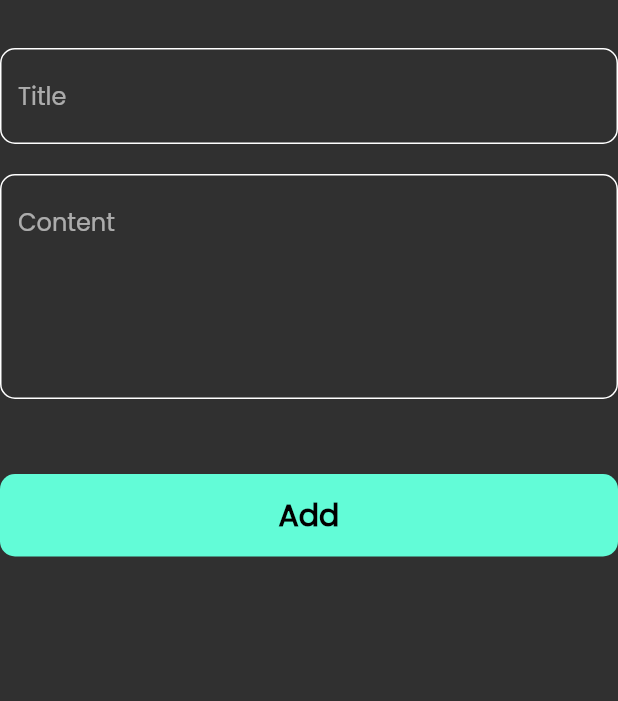
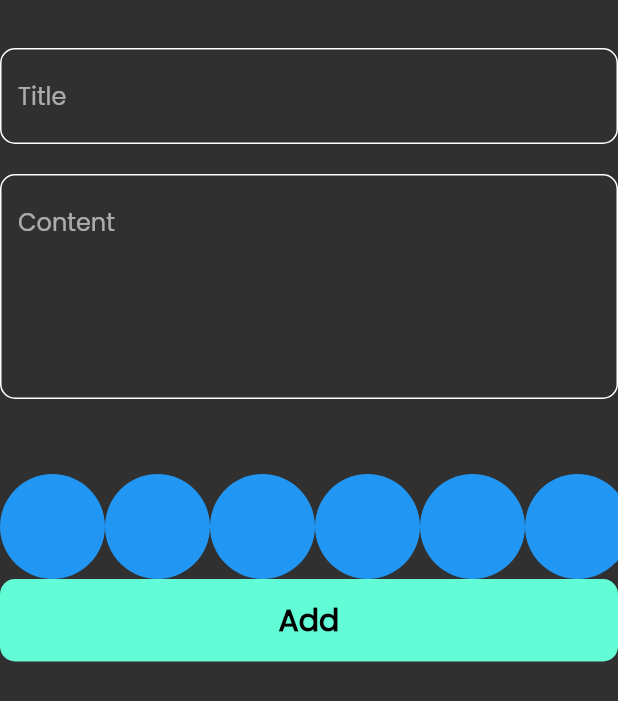
Before and after one commit to Alaiady/notes, a Flutter app: the AddNoteForm widget shown alone on an empty page, opened directly, on a phone screen of 412 x 824 dp. Shown: the top 701 px of the screen. Run offline on Flutter 3.47's test engine with Material 2 defaults, Android fonts, the phone set to English and light mode, and no system bars; our stand-ins replace bloc, flutter_bloc, hive, hive_flutter, modal_progress_hud_nsn; accounts and stored records are empty.

Commit message:
create color list view part 1

```diff
--- a/lib/views/widgets/add_note_form.dart
+++ b/lib/views/widgets/add_note_form.dart
@@ -3,6 +3,7 @@ import 'package:flutter_bloc/flutter_bloc.dart';
 import 'package:intl/intl.dart';
 import 'package:project_11/cubits/add_note_cubit/add_note_cubit.dart';
 import 'package:project_11/models/note_model.dart';
+import 'package:project_11/views/widgets/colors_list_view.dart';
 import 'package:project_11/views/widgets/custom_button.dart';
 import 'package:project_11/views/widgets/custom_text_field.dart';
 
@@ -50,6 +51,7 @@ class _AddNoteFormState extends State<AddNoteForm> {
           SizedBox(
             height: 50,
           ),
+          ColorListView(),
           BlocBuilder<AddNoteCubit, AddNoteState>(
             builder: (context, state) {
               return CustomButton(
--- /dev/null
+++ b/lib/views/widgets/colors_list_view.dart
@@ -0,0 +1,31 @@
+import 'package:flutter/material.dart';
+
+class ColorItem extends StatelessWidget {
+  const ColorItem({super.key});
+
+  @override
+  Widget build(BuildContext context) {
+    return CircleAvatar(
+      radius: 35,
+      backgroundColor: Colors.blue,
+    );
+  }
+}
+
+class ColorListView extends StatelessWidget {
+  const ColorListView({super.key});
+
+  @override
+  Widget build(BuildContext context) {
+    return SizedBox(
+      height: 35 * 2,
+      child: ListView.builder(
+        itemCount: 10,
+        scrollDirection: Axis.horizontal,
+        itemBuilder: (context, index) {
+          return ColorItem();
+        },
+      ),
+    );
+  }
+}
```
